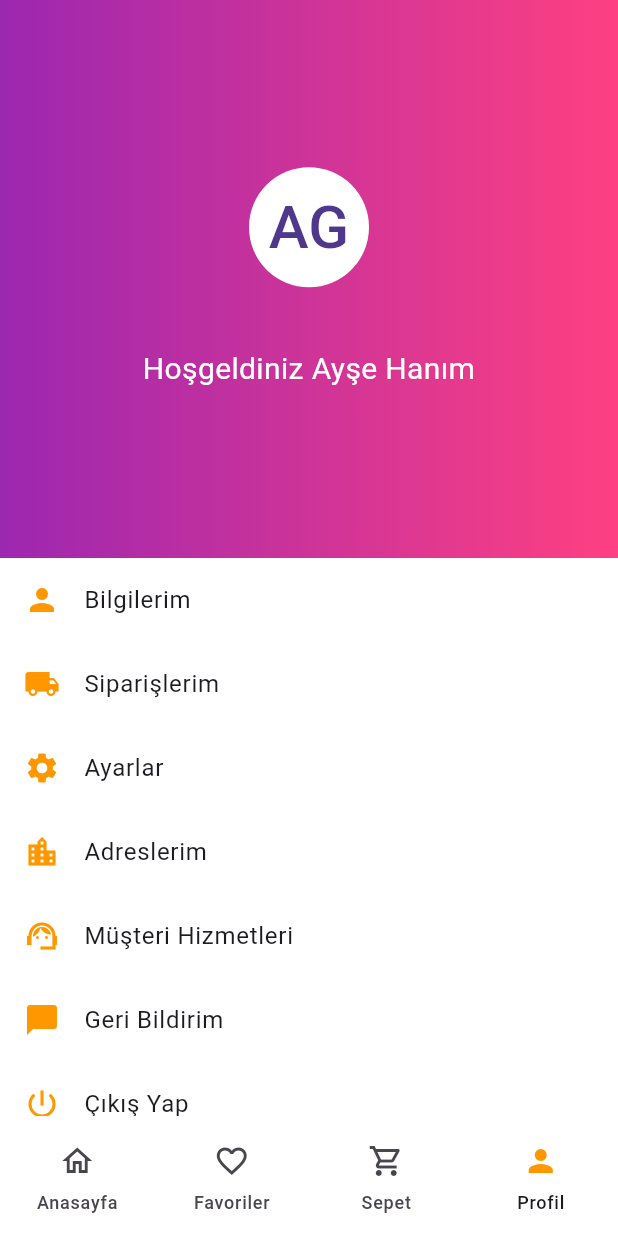
After one commit to muhdetdoganay/ty-clone, a Flutter app: the screen it shows after launch, item 4 of the bottom bar chosen, on a phone screen of 412 x 824 dp. The commit adds this screen. Run offline on Flutter 3.47's test engine with Material 3 defaults, Android fonts, the phone set to English and light mode, and no system bars.

Commit message:
profil sayfası tasarımı oluşturuldu. gerekli sayfalar eklendi

```diff
--- /dev/null
+++ b/lib/Anasayfa.dart
@@ -0,0 +1,15 @@
+import 'package:flutter/material.dart';
+
+class Anasayfa extends StatefulWidget {
+  const Anasayfa({super.key});
+
+  @override
+  State<Anasayfa> createState() => _AnasayfaState();
+}
+
+class _AnasayfaState extends State<Anasayfa> {
+  @override
+  Widget build(BuildContext context) {
+    return const Placeholder();
+  }
+}
--- /dev/null
+++ b/lib/Favoriler.dart
@@ -0,0 +1,15 @@
+import 'package:flutter/material.dart';
+
+class Favoriler extends StatefulWidget {
+  const Favoriler({super.key});
+
+  @override
+  State<Favoriler> createState() => _FavorilerState();
+}
+
+class _FavorilerState extends State<Favoriler> {
+  @override
+  Widget build(BuildContext context) {
+    return const Placeholder();
+  }
+}
--- /dev/null
+++ b/lib/Profil.dart
@@ -0,0 +1,109 @@
+import 'package:flutter/material.dart';
+
+class Profil extends StatefulWidget {
+  const Profil({super.key});
+
+  @override
+  State<Profil> createState() => _ProfilState();
+}
+
+class _ProfilState extends State<Profil> {
+  @override
+  Widget build(BuildContext context) {
+    return SafeArea(
+        child: Center(
+      child: Column(
+        mainAxisAlignment: MainAxisAlignment.center,
+        crossAxisAlignment: CrossAxisAlignment.stretch,
+        children: [
+          Expanded(
+              child: Container(
+                  decoration: BoxDecoration(
+                    gradient: LinearGradient(
+                      colors: [
+                        Colors.purple,
+                        Colors.pinkAccent,
+                      ],
+                    ),
+                  ),
+                  child: Column(
+                    mainAxisAlignment: MainAxisAlignment.center,
+                    children: [
+                      CircleAvatar(
+                        radius: 40,
+                        backgroundColor: Colors.white,
+                        child: Text(
+                          'AG',
+                          style: TextStyle(fontSize: 40),
+                        ),
+                      ),
+                      SizedBox(
+                        height: 40,
+                      ),
+                      Text(
+                        'Hoşgeldiniz Ayşe Hanım',
+                        textAlign: TextAlign.center,
+                        style: TextStyle(fontSize: 20, color: Colors.white),
+                      ),
+                    ],
+                  ))),
+          Expanded(
+            child: ListView(
+              children: [
+                ListTile(
+                  leading: Icon(
+                    Icons.person,
+                    color: Colors.orange,
+                  ),
+                  title: Text('Bilgilerim'),
+                ),
+                ListTile(
+                  leading: Icon(
+                    Icons.local_shipping,
+                    color: Colors.orange,
+                  ),
+                  title: Text('Siparişlerim'),
+                ),
+                ListTile(
+                  leading: Icon(
+                    Icons.settings,
+                    color: Colors.orange,
+                  ),
+                  title: Text('Ayarlar'),
+                ),
+                ListTile(
+                  leading: Icon(
+                    Icons.location_city_outlined,
+                    color: Colors.orange,
+                  ),
+                  title: Text('Adreslerim'),
+                ),
+                ListTile(
+                  leading: Icon(
+                    Icons.support_agent_sharp,
+                    color: Colors.orange,
+                  ),
+                  title: Text('Müşteri Hizmetleri'),
+                ),
+                ListTile(
+                  leading: Icon(
+                    Icons.chat_bubble_outlined,
+                    color: Colors.orange,
+                  ),
+                  title: Text('Geri Bildirim'),
+                ),
+                ListTile(
+                  leading: Icon(
+                    Icons.power_settings_new,
+                    color: Colors.orange,
+                  ),
+                  title: Text('Çıkış Yap'),
+                ),
+              ],
+            ),
+          ),
+        ],
+      ),
+    ));
+  }
+}
--- /dev/null
+++ b/lib/Sepet.dart
@@ -0,0 +1,15 @@
+import 'package:flutter/material.dart';
+
+class Sepet extends StatefulWidget {
+  const Sepet({super.key});
+
+  @override
+  State<Sepet> createState() => _SepetState();
+}
+
+class _SepetState extends State<Sepet> {
+  @override
+  Widget build(BuildContext context) {
+    return const Placeholder();
+  }
+}
--- a/lib/main.dart
+++ b/lib/main.dart
@@ -1,24 +1,39 @@
 import 'package:flutter/material.dart';
+
+import 'Anasayfa.dart';
+import 'Favoriler.dart';
+import 'Profil.dart';
+import 'Sepet.dart';
 
 void main() {
   runApp(const MyApp());
 }
 
-class MyApp extends StatelessWidget {
+class MyApp extends StatefulWidget {
   const MyApp({super.key});
 
+  @override
+  State<MyApp> createState() => _MyAppState();
+}
+
+class _MyAppState extends State<MyApp> {
+  int indexs = 0;
+  final ekranlar = [Anasayfa(), Favoriler(), Sepet(), Profil()];
   @override
   Widget build(BuildContext context) {
     return MaterialApp(
       home: Scaffold(
         backgroundColor: Colors.white,
-        body: SafeArea(
-            child: Center(
-          child: Column(),
-        )),
+        body: ekranlar[indexs],
         bottomNavigationBar: NavigationBar(
           indicatorColor: Colors.white,
           backgroundColor: Colors.white,
+          selectedIndex: indexs,
+          onDestinationSelected: (int newIndex) {
+            setState(() {
+              indexs = newIndex;
+            });
+          },
           destinations: const <Widget>[
             NavigationDestination(
               selectedIcon: Icon(
@@ -49,7 +64,7 @@ class MyApp extends StatelessWidget {
                 color: Colors.orange,
               ),
               icon: Icon(Icons.person_outline_outlined),
-              label: 'Saved',
+              label: 'Profil',
             ),
           ],
         ),
```
